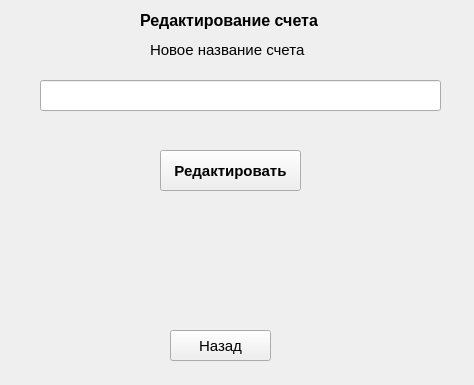
This is gui/edit_acc.ui in Saatarko/MUS as Qt 5 draws it before an edit. The edited form follows.
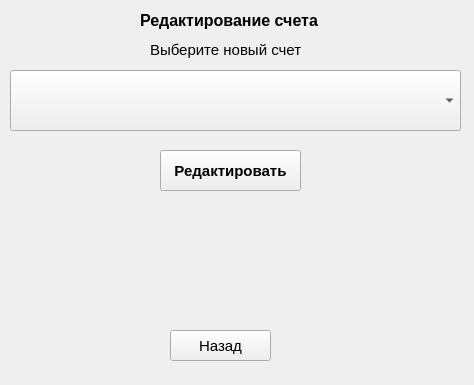
This is the edited form.

Commit message: fix forms and export, add acc_desc

Patch:
```diff
--- a/gui/edit_acc.ui
+++ b/gui/edit_acc.ui
@@ -48,17 +48,7 @@
     </font>
    </property>
    <property name="text">
-    <string>Новое название счета</string>
-   </property>
-  </widget>
-  <widget class="QLineEdit" name="text_account_edit_name">
-   <property name="geometry">
-    <rect>
-     <x>40</x>
-     <y>80</y>
-     <width>401</width>
-     <height>31</height>
-    </rect>
+    <string>Выберите новый счет</string>
    </property>
   </widget>
   <widget class="QPushButton" name="btn_account_edit">
@@ -101,6 +91,16 @@
     <string>Назад</string>
    </property>
   </widget>
+  <widget class="QComboBox" name="acc_desc_list_edit">
+   <property name="geometry">
+    <rect>
+     <x>10</x>
+     <y>70</y>
+     <width>451</width>
+     <height>61</height>
+    </rect>
+   </property>
+  </widget>
  </widget>
  <resources/>
  <connections/>
```
The commit also changes 9 other files.
